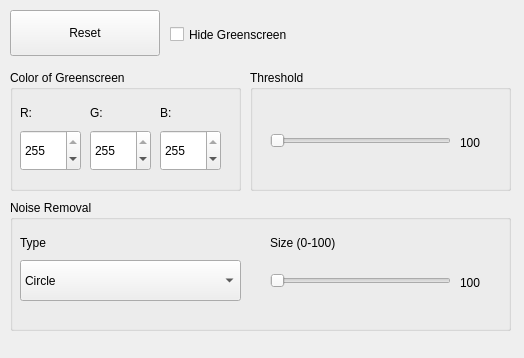
niv-d/python-greenscreen, file greenscreen.ui: the form before one commit.
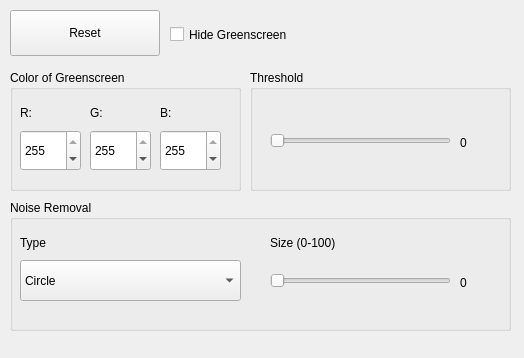
The form after the commit.

Commit message: Fix default values on GUI

What changed in the file:
```diff
--- a/greenscreen.ui
+++ b/greenscreen.ui
@@ -138,7 +138,7 @@
       </rect>
      </property>
      <property name="text">
-      <string>100</string>
+      <string>0</string>
      </property>
     </widget>
    </widget>
@@ -280,7 +280,7 @@
       </rect>
      </property>
      <property name="text">
-      <string>100</string>
+      <string>0</string>
      </property>
     </widget>
    </widget>
```
